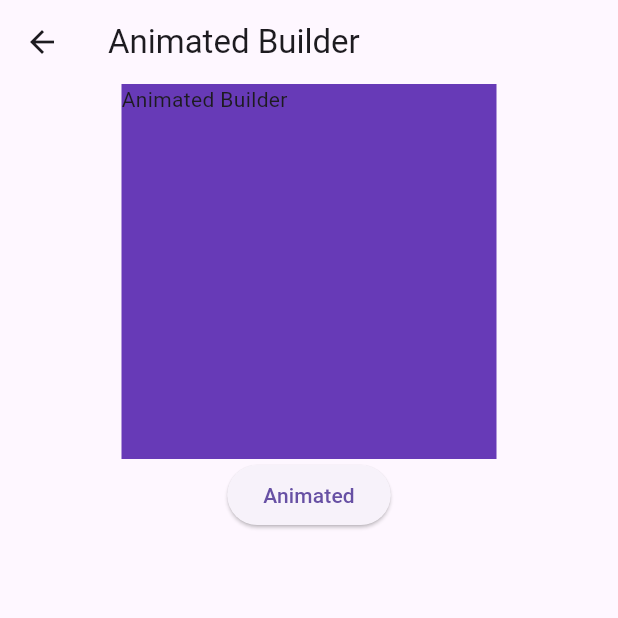
After one commit to adlbe28/animated, a Flutter app: the AnimatedBuilderScreen screen opened directly, after a tap on "Animated", on a phone screen of 412 x 824 dp, the top half of it. The commit adds this screen. Run offline on Flutter 3.47's test engine with Material 3 defaults, Android fonts, the phone set to English and light mode, and no system bars.

Commit message:
Add Animated Builder Screen

```diff
--- /dev/null
+++ b/lib/home/view/animated_builder.dart
@@ -0,0 +1,74 @@
+import 'package:flutter/material.dart';
+
+class AnimatedBuilderScreen extends StatefulWidget {
+  const AnimatedBuilderScreen({super.key});
+
+  @override
+  State<AnimatedBuilderScreen> createState() => _AnimatedBuilderScreenState();
+}
+
+class _AnimatedBuilderScreenState extends State<AnimatedBuilderScreen>
+    with SingleTickerProviderStateMixin {
+  late AnimationController animationController;
+  late Animation<Color?> animatedColor;
+  @override
+  void initState() {
+    animationController =
+        AnimationController(vsync: this, duration: const Duration(seconds: 1));
+    animatedColor = ColorTween(begin: Colors.cyan, end: Colors.deepPurple)
+        .animate(animationController);
+    super.initState();
+  }
+
+  @override
+  void dispose() {
+    animationController.dispose();
+
+    super.dispose();
+  }
+
+  @override
+  Widget build(BuildContext context) {
+    return Scaffold(
+      appBar: AppBar(
+        title: const Text('Animated Builder'),
+      ),
+      body: Center(
+        child: Column(
+          children: [
+            AnimatedBuilder(
+              animation: animationController,
+              child: const Text("Animated Builder"),
+              builder: (context, child) {
+                return Container(
+                  height: 250,
+                  width: 250,
+                  color: animatedColor.value,
+                  child: child,
+                );
+              },
+            ),
+            ElevatedButton(
+                onPressed: () {
+                  if (animationController.status == AnimationStatus.completed) {
+                    animationController.reverse();
+                  } else if (animationController.status ==
+                      AnimationStatus.dismissed) {
+                    animationController.forward();
+                  }
+
+                  // animationController.addStatusListener((status) {
+                  //   // if (status == AnimationStatus.completed) {
+                  //   //   animationController.reverse();
+                  //   // } else if (status == AnimationStatus.dismissed) {
+                  //   //   animationController.forward();
+                  //   // }
+                  // });
+                },
+                child: const Text("Animated"))
+          ],
+        ),
+      ),
+    );
+  }
+}
--- a/lib/home/view/home_page.dart
+++ b/lib/home/view/home_page.dart
@@ -1,4 +1,5 @@
 import 'package:animation_app/core/animation/animation_route.dart';
+import 'package:animation_app/home/view/animated_builder.dart';
 import 'package:animation_app/home/view/animated_container_screen.dart';
 import 'package:animation_app/home/view/animatedcrossfead_screen.dart';
 import 'package:animation_app/home/view/animatedposition_screen.dart';
@@ -85,6 +86,14 @@ class HomePageScreen extends StatelessWidget {
                   );
                 },
                 child: const Text("GO To Transition widget ")),
+            ElevatedButton(
+                onPressed: () {
+                  Navigator.of(context).push(
+                    RotationAndScaleTransitionAnimationRoute(
+                        const AnimatedBuilderScreen()),
+                  );
+                },
+                child: const Text("GO To Animated Builder ")),
           ],
         ),
       ),
```
